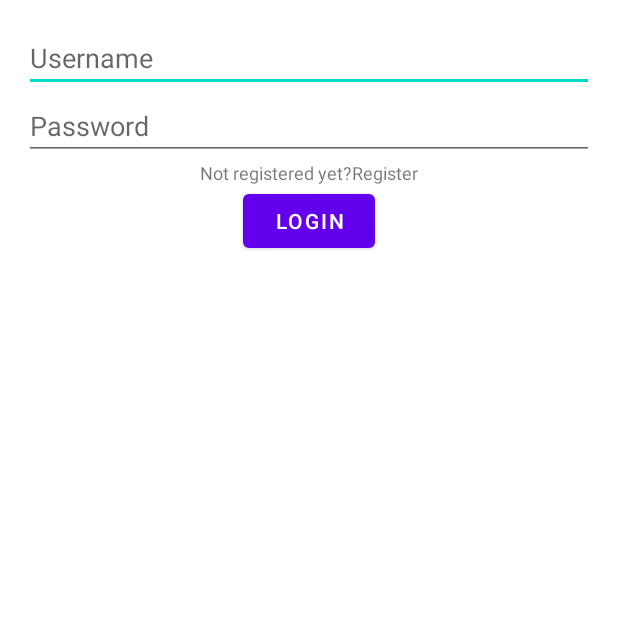
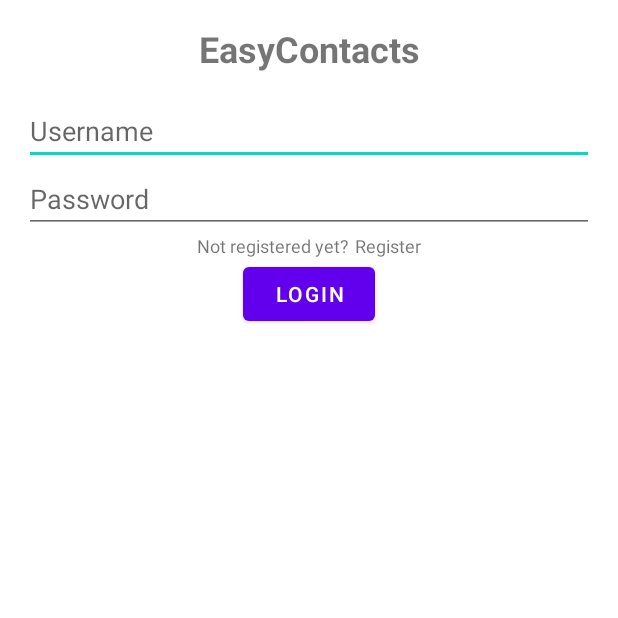
Before and after one commit to AssafAlt/contacts-assignment, an Android app: the MainActivity screen opened directly, with no data from a screen before it, on a phone screen of 412 x 824 dp, the top half of it. Run offline under Robolectric (Android 15) with nearby library versions, the phone set to English and light mode, and no system bars; our stand-ins replace Room's generated code.

Commit message:
Setup Contacts and Add Contact Fragments

```diff
--- a/app/src/main/java/com/example/contactsassignment/ui/LoginFragment.java
+++ b/app/src/main/java/com/example/contactsassignment/ui/LoginFragment.java
@@ -63,7 +63,8 @@ public class LoginFragment extends Fragment {
                 if (userId != null && userId > 0) {
 
                     prefManager.saveUserId(userId);
-                    Toast.makeText(requireContext(), userId.toString(), Toast.LENGTH_SHORT).show();
+                    NavHostFragment.findNavController(this)
+                            .navigate(R.id.action_loginFragment_to_allContactsFragment);
 
                 } else {
 
--- a/app/src/main/res/layout/activity_main.xml
+++ b/app/src/main/res/layout/activity_main.xml
@@ -6,13 +6,27 @@
     android:layout_height="match_parent"
     tools:context=".MainActivity">
 
-
+    <!-- Title TextView -->
+    <TextView
+        android:id="@+id/titleTextView"
+        android:layout_width="wrap_content"
+        android:layout_height="wrap_content"
+        android:text="EasyContacts"
+        android:textSize="24sp"
+        android:textStyle="bold"
+        app:layout_constraintTop_toTopOf="parent"
+        app:layout_constraintStart_toStartOf="parent"
+        app:layout_constraintEnd_toEndOf="parent"
+        android:layout_marginTop="16dp"
+        android:layout_marginBottom="16dp"/>
 
     <androidx.fragment.app.FragmentContainerView
         android:id="@+id/fragmentContainerView"
         android:name="androidx.navigation.fragment.NavHostFragment"
         android:layout_width="match_parent"
-        android:layout_height="match_parent"
+        android:layout_height="0dp"
+        app:layout_constraintTop_toBottomOf="@id/titleTextView"
+        app:layout_constraintBottom_toBottomOf="parent"
         app:defaultNavHost="true"
         app:navGraph="@navigation/nav_graph" />
 
--- a/app/src/main/res/layout/fragment_login.xml
+++ b/app/src/main/res/layout/fragment_login.xml
@@ -38,7 +38,7 @@
                 android:layout_width="wrap_content"
                 android:layout_height="wrap_content"
                 android:textSize="12sp"
-
+                android:layout_marginEnd="4dp"
                 android:text="Not registered yet?"/>
             <TextView
                 android:id="@+id/textViewToRegister"
--- a/app/src/main/res/navigation/nav_graph.xml
+++ b/app/src/main/res/navigation/nav_graph.xml
@@ -22,5 +22,26 @@
         <action
             android:id="@+id/action_loginFragment_to_signUpFragment"
             app:destination="@id/signUpFragment" />
+        <action
+            android:id="@+id/action_loginFragment_to_allContactsFragment"
+            app:destination="@id/allContactsFragment" />
+    </fragment>
+    <fragment
+        android:id="@+id/allContactsFragment"
+        android:name="com.example.contactsassignment.ui.all_contacts.AllContactsFragment"
+        android:label="fragment_all_contacts"
+        tools:layout="@layout/fragment_all_contacts" >
+        <action
+            android:id="@+id/action_allContactsFragment_to_addContactFragment"
+            app:destination="@id/addContactFragment" />
+    </fragment>
+    <fragment
+        android:id="@+id/addContactFragment"
+        android:name="com.example.contactsassignment.ui.add_contact.AddContactFragment"
+        android:label="fragment_add_contact"
+        tools:layout="@layout/fragment_add_contact" >
+        <action
+            android:id="@+id/action_addContactFragment_to_allContactsFragment"
+            app:destination="@id/allContactsFragment" />
     </fragment>
 </navigation>
```
